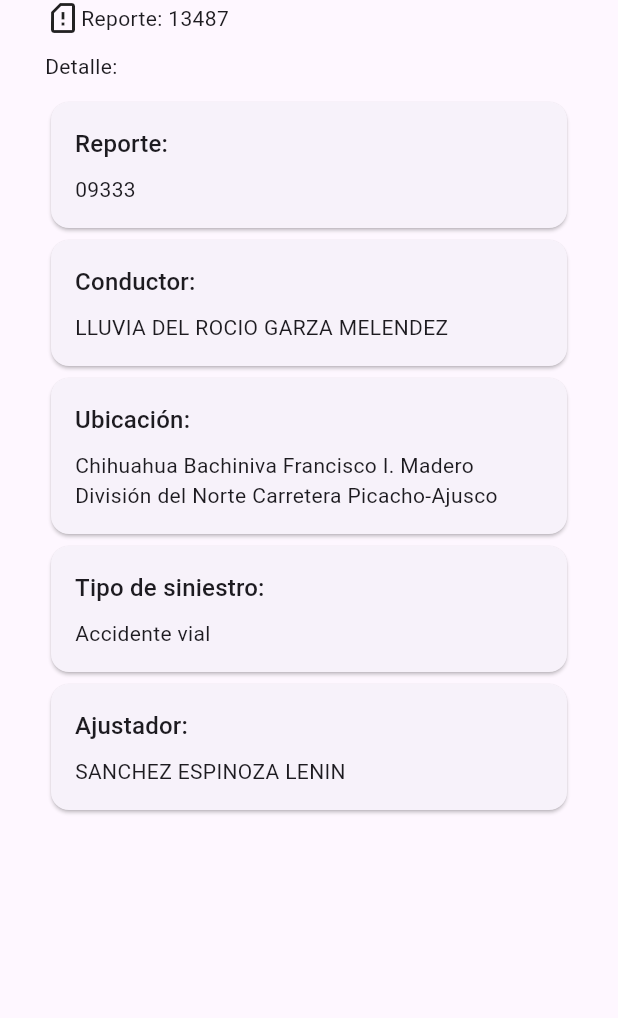
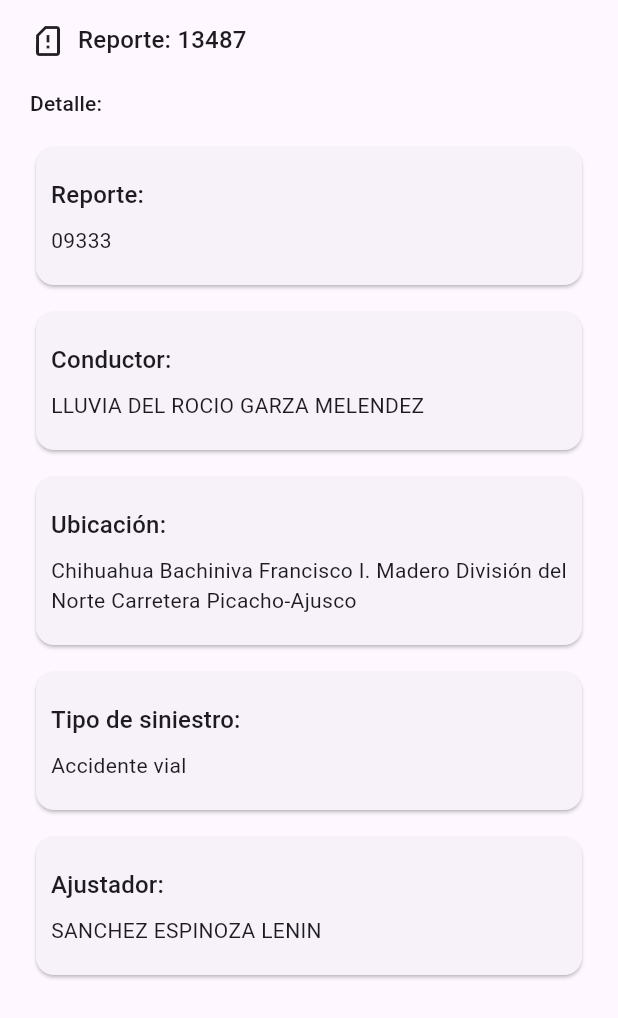
Before and after one commit to Brunox117/prueba_widgets, a Flutter app: the screen it shows after launch, on a phone screen of 412 x 824 dp. Shown: the top 1018 px of the screen. Run offline on Flutter 3.47's test engine with Material 3 defaults, Android fonts, the phone set to English and light mode, and no system bars.

Commit message:
se mejora el estilo

```diff
--- a/lib/widgets/report_widget.dart
+++ b/lib/widgets/report_widget.dart
@@ -7,41 +7,44 @@ class ReportWidget extends StatelessWidget {
   Widget build(BuildContext context) {
     final textStyles = Theme.of(context).textTheme;
     return Padding(
-      padding: const EdgeInsets.symmetric(horizontal: 30),
+      padding: const EdgeInsets.symmetric(horizontal: 20, vertical: 15),
       child: Column(
+        crossAxisAlignment: CrossAxisAlignment.start,
         children: [
           Row(
             children: [
               const Icon(Icons.sim_card_alert_outlined),
+              const SizedBox(width: 8),
               Text(
                 'Reporte: 13487',
-                style: textStyles.bodyMedium,
+                style: textStyles.titleMedium,
               )
             ],
           ),
           const SizedBox(
-            height: 10,
+            height: 20,
           ),
-          const Row(
-            children: [
-              Text(
-                'Detalle: ',
-              ),
-            ],
+          Text(
+            'Detalle:',
+            style: textStyles.titleSmall,
           ),
           const SizedBox(
-            height: 10,
+            height: 15,
           ),
           const ReportContainers(title: 'Reporte: ', subtitle: '09333'),
+          const SizedBox(height: 10),
           const ReportContainers(
               title: 'Conductor: ',
               subtitle: 'LLUVIA DEL ROCIO GARZA MELENDEZ'),
+          const SizedBox(height: 10),
           const ReportContainers(
               title: 'Ubicación: ',
               subtitle:
                   'Chihuahua Bachiniva Francisco I. Madero División del Norte Carretera Picacho-Ajusco'),
+          const SizedBox(height: 10),
           const ReportContainers(
               title: 'Tipo de siniestro: ', subtitle: 'Accidente vial'),
+          const SizedBox(height: 10),
           const ReportContainers(
               title: 'Ajustador: ', subtitle: 'SANCHEZ ESPINOZA LENIN'),
         ],
@@ -63,7 +66,7 @@ class ReportContainers extends StatelessWidget {
   Widget build(BuildContext context) {
     return Card(
       child: Padding(
-        padding: const EdgeInsets.all(16.0),
+        padding: const EdgeInsets.symmetric(vertical: 20, horizontal: 10),
         child: Column(
           crossAxisAlignment: CrossAxisAlignment.start,
           children: [
```
